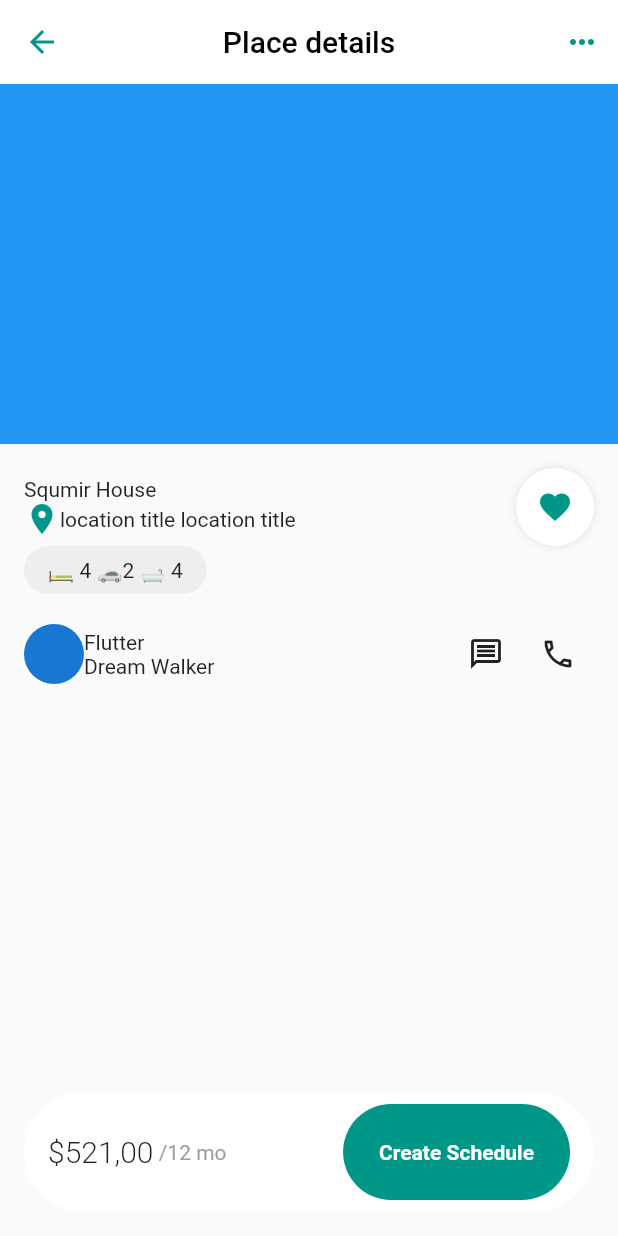
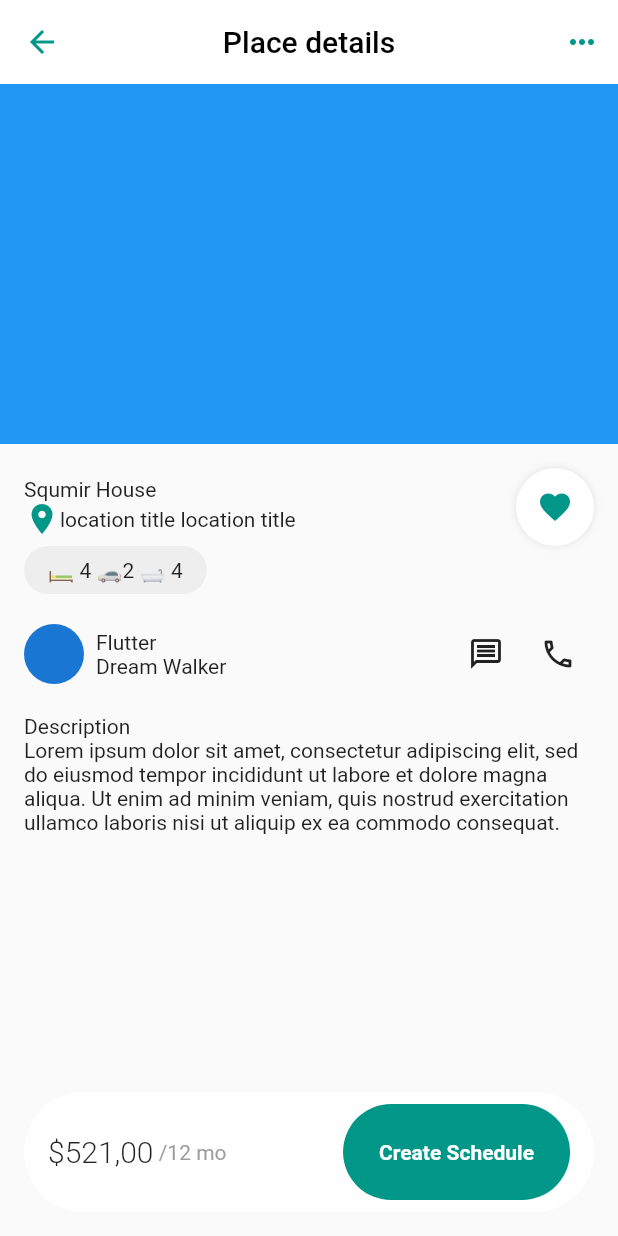
Before and after one commit to JAICHANGPARK/flutter_notebook_chapter_31, a Flutter app: the RealEstateDetailPage screen opened directly, on a phone screen of 412 x 824 dp. Run offline on Flutter 3.47's test engine with Material 2 defaults, Android fonts, the phone set to English and light mode, and no system bars.

Commit message:
Update real_estate_detail_page.dart

```diff
--- a/lib/ep1555_real_estate_app/view/real_estate_detail_page.dart
+++ b/lib/ep1555_real_estate_app/view/real_estate_detail_page.dart
@@ -101,6 +101,9 @@ class _RealEstateDetailPageState extends State<RealEstateDetailPage> {
                           child: Row(
                             children: [
                               const CircleAvatar(),
+                              SizedBox(
+                                width: 8,
+                              ),
                               Expanded(
                                 child: const Column(
                                   crossAxisAlignment: CrossAxisAlignment.start,
@@ -124,7 +127,11 @@ class _RealEstateDetailPageState extends State<RealEstateDetailPage> {
                               ),
                             ],
                           ),
-                        )
+                        ),
+                        Text("Description"),
+
+                        Text(
+                            "Lorem ipsum dolor sit amet, consectetur adipiscing elit, sed do eiusmod tempor incididunt ut labore et dolore magna aliqua. Ut enim ad minim veniam, quis nostrud exercitation ullamco laboris nisi ut aliquip ex ea commodo consequat."),
                       ],
                     ),
                   ),
```
